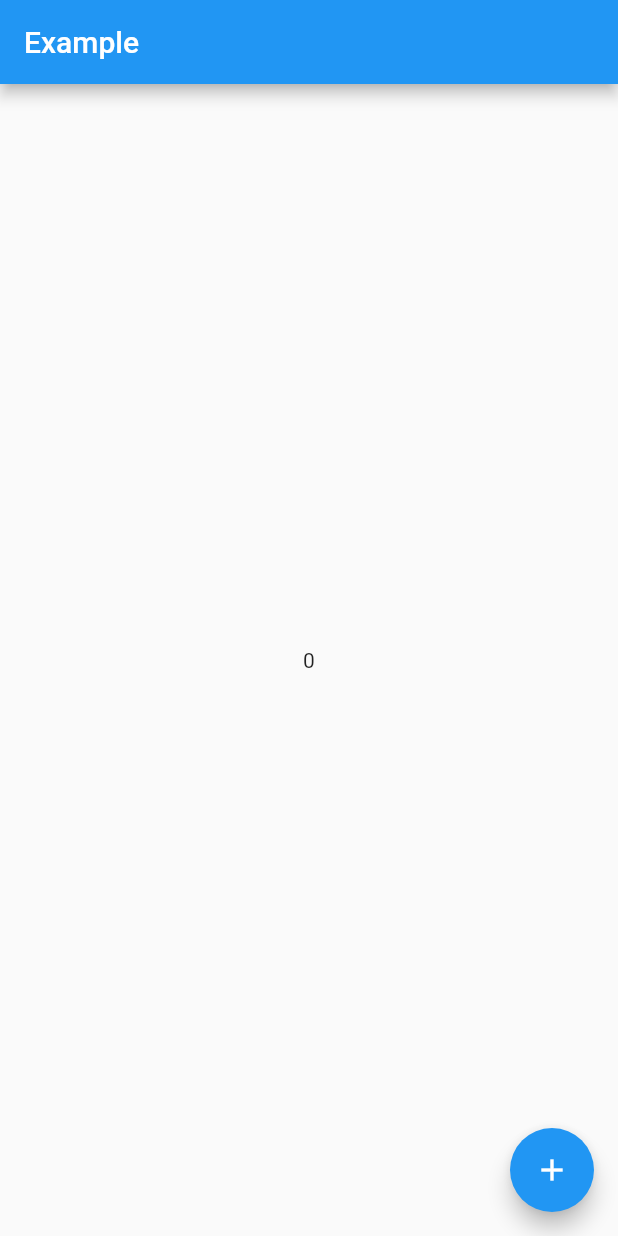
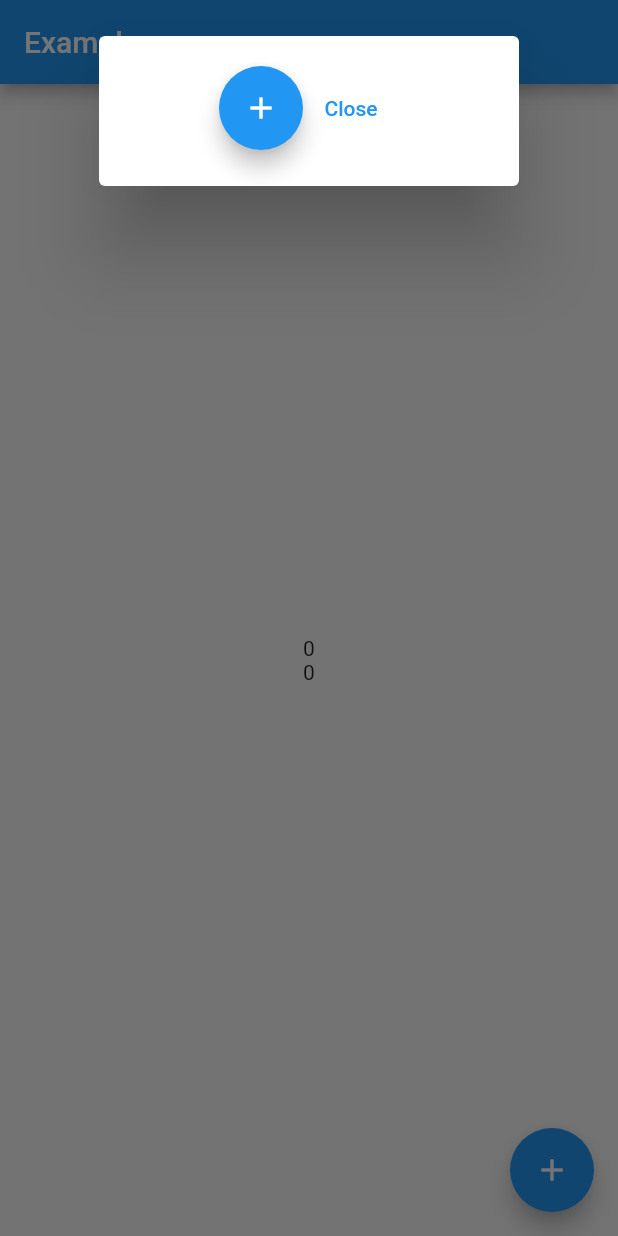
Before and after one commit to DaisukeNagata/riverpod_example, a Flutter app: the screen it shows after launch, after a tap on the "add" icon, on a phone screen of 412 x 824 dp. Run offline on Flutter 3.47's test engine with Material 2 defaults, Android fonts, the phone set to English and light mode, and no system bars; our stand-ins replace hooks_riverpod.

```diff
--- a/lib/main.dart
+++ b/lib/main.dart
@@ -1,6 +1,6 @@
 import 'package:flutter/material.dart';
 import 'package:hooks_riverpod/hooks_riverpod.dart';
-import 'package:riverpod_example/button.dart';
+import 'package:riverpod_example/mybutton.dart';
 
 void main() {
   runApp(
@@ -11,14 +11,12 @@ void main() {
 }
 
 class MyApp extends HookConsumerWidget {
-  var counterStateProvider = StateProvider<int>((ref) {
-    return 0;
-  });
+
   @override
   Widget build(BuildContext context, WidgetRef ref) {
     return MaterialApp(
       debugShowCheckedModeBanner: false,
-      home: MyButton(),
+      home: ProviderScope(child: MyButton()),
     );
   }
 }
--- a/lib/button.dart
+++ b/lib/mybutton.dart
@@ -1,12 +1,13 @@
 import 'package:flutter/material.dart';
 import 'package:hooks_riverpod/hooks_riverpod.dart';
-
-import 'main.dart';
-
+import 'package:riverpod_example/mycounter.dart';
+import 'package:riverpod_example/myshowdialog.dart';
 
 class MyButton extends HookConsumerWidget {
-  var app = MyApp();
-  var st = "";
+
+  var counter = Counter();
+  final MyDialog mydialog = MyDialog();
+
   @override
   Widget build(BuildContext context, WidgetRef ref) {
 
@@ -14,13 +15,17 @@ class MyButton extends HookConsumerWidget {
       home: Scaffold(
         appBar: AppBar(title: Text('Example')),
         body: Center(
-          child: Text(st),
+          child: Column(
+            mainAxisSize: MainAxisSize.min,
+            children: [
+              Text(ref.watch(counterProvider).toString()),
+              Text(ref.watch(counter.counterStateProvider).toString()),
+            ],
+          )
         ),
         floatingActionButton: FloatingActionButton(
           onPressed: () {
-            ref.watch(app.counterStateProvider);
-            var number = ref.read(app.counterStateProvider.state).state++;
-            st = number.toString();
+            MyDialog().showMyDialog(context, ref, counter);
           },
           tooltip: 'Increment',
           child: Icon(Icons.add),
--- /dev/null
+++ b/lib/mycounter.dart
@@ -0,0 +1,13 @@
+import 'package:hooks_riverpod/hooks_riverpod.dart';
+
+final counterProvider = StateNotifierProvider<Counter, int>((ref) {
+  return Counter();
+});
+
+class Counter extends StateNotifier<int> {
+  Counter() : super(0);
+
+  var counterStateProvider = StateProvider<int>((ref) {
+    return 0;
+  });
+}
--- /dev/null
+++ b/lib/myshowdialog.dart
@@ -0,0 +1,41 @@
+import 'package:flutter/cupertino.dart';
+import 'package:flutter/material.dart';
+import 'package:hooks_riverpod/hooks_riverpod.dart';
+
+import 'mycounter.dart';
+
+class MyDialog {
+  Future<void> showMyDialog(BuildContext context, WidgetRef ref, Counter counter) async {
+    showDialog<void>(
+      context: context,
+      barrierDismissible: false,
+      builder: (BuildContext context) {
+        return AlertDialog(
+          alignment: Alignment.topCenter,
+          content: Row(
+            mainAxisAlignment: MainAxisAlignment.center,
+            children: [
+              FloatingActionButton(
+                onPressed: () {
+                  ref.watch(counterProvider);
+                  ref.read(counterProvider.notifier).state++;
+
+                  ref.watch(counter.counterStateProvider);
+                  ref.read(counter.counterStateProvider.state).state++;
+                },
+                tooltip: 'Increment',
+                child: Icon(Icons.add),
+              ),
+              TextButton(
+                child: Text('Close'),
+                onPressed: () {
+                  Navigator.of(context).pop();
+                },
+              ),
+            ],
+          ),
+        );
+      },
+    );
+  }
+}
--- a/pubspec.yaml
+++ b/pubspec.yaml
@@ -38,8 +38,8 @@ dependencies:
 dev_dependencies:
   flutter_test:
     sdk: flutter
-  flutter_hooks: ^0.18.0
-  hooks_riverpod: ^1.0.0
+  flutter_hooks: ^0.18.2
+  hooks_riverpod: ^1.0.3
   # The "flutter_lints" package below contains a set of recommended lints to
   # encourage good coding practices. The lint set provided by the package is
   # activated in the `analysis_options.yaml` file located at the root of your
```
Also changed, not shown: pubspec.lock, 2 other files.
